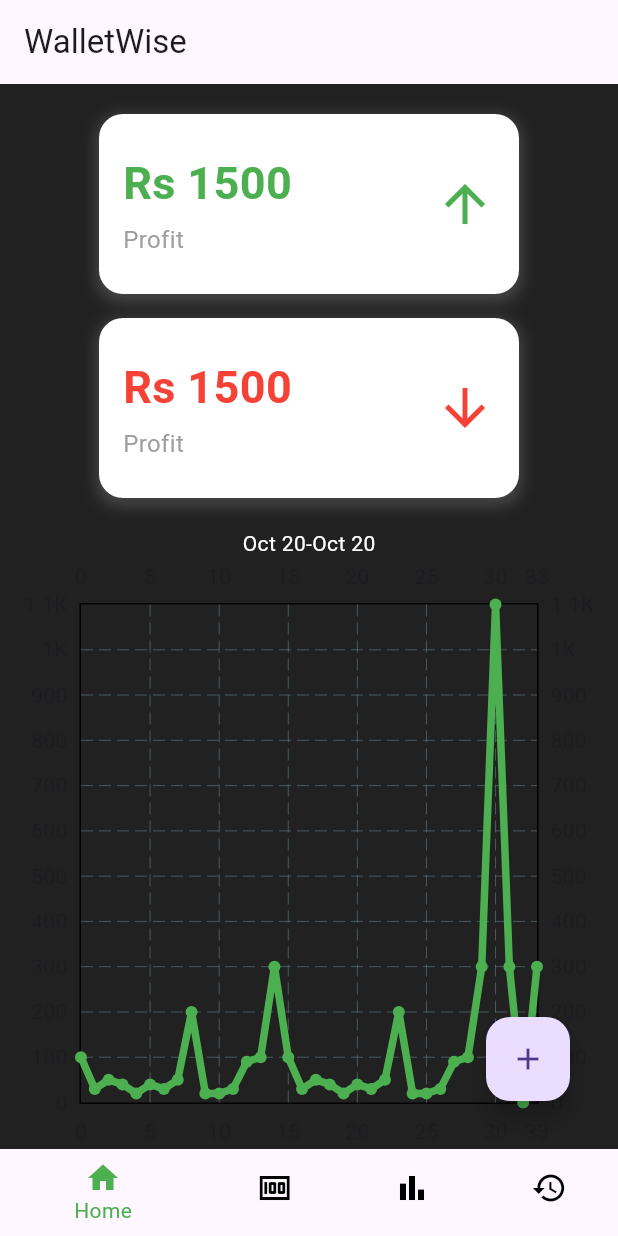
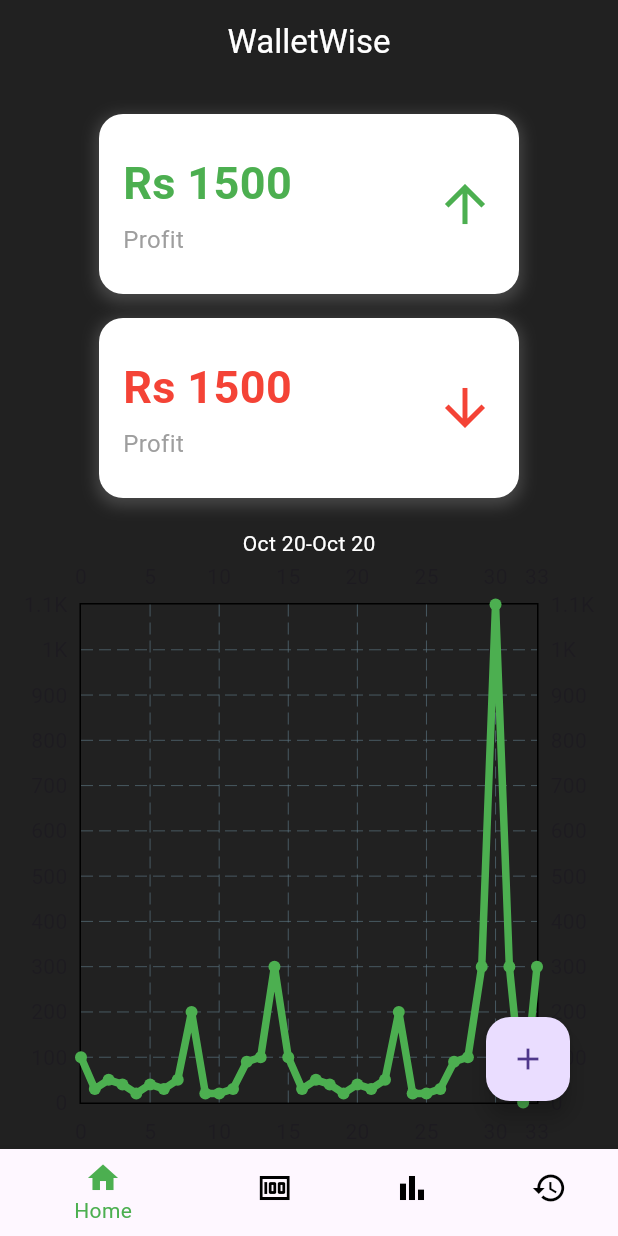
Before and after one commit to surajpahari/walletwise, a Flutter app: the BottomNavigation screen opened directly, on a phone screen of 412 x 824 dp. Run offline on Flutter 3.47's test engine with Material 3 defaults, Android fonts, the light colour scheme and no system bars; drawn by our look-alikes of fl_chart; our stand-ins replace get.

Commit message:
walletwise bar

```diff
--- a/frontend/lib/navigation_menu.dart
+++ b/frontend/lib/navigation_menu.dart
@@ -1,9 +1,8 @@
 import 'package:flutter/material.dart';
 import 'package:get/get.dart';
-import 'package:walletwise/constants/app_text.dart';
 import 'package:walletwise/screens/budget_screen.dart';
-import 'package:walletwise/screens/income_screen.dart';
 import 'package:walletwise/screens/main_screen.dart';
+import 'package:walletwise/utils/appbar/walletWiseBar.dart';
 
 class BottomNavigation extends StatelessWidget {
   const BottomNavigation({Key? key});
@@ -13,10 +12,8 @@
     final controller = Get.put(NavigationController());
     return Scaffold(
       backgroundColor: Colors.grey[900],
-      appBar: AppBar(
-        automaticallyImplyLeading: false,
-        title: AppText.title,
-      ),
+      appBar: WalletWiseBar.normalBar,
+      drawer: Text("This is the drawer"),
       bottomNavigationBar: Obx(() => Visibility(
             visible: !controller.hideNavigationBar.value,
             child: BottomNavigationBar(
--- /dev/null
+++ b/frontend/lib/utils/appbar/walletWiseBar.dart
@@ -0,0 +1,30 @@
+import 'package:flutter/material.dart';
+import 'package:walletwise/constants/app_text.dart';
+
+class WalletWiseBar {
+  static PreferredSizeWidget normalBar = AppBar(
+    automaticallyImplyLeading: false,
+    backgroundColor: Colors.grey[900],
+    foregroundColor: Colors.white,
+    title: const Row(
+      mainAxisAlignment: MainAxisAlignment.center,
+      children: [
+        AppText.title,
+      ],
+    ),
+  );
+
+  static PreferredSizeWidget titleBar(String title) {
+    return AppBar(
+      automaticallyImplyLeading: false,
+      backgroundColor: Colors.grey[900],
+      foregroundColor: Colors.white,
+      title: Row(
+        mainAxisAlignment: MainAxisAlignment.center,
+        children: [
+          Text(title),
+        ],
+      ),
+    );
+  }
+}
```
Also changed, not shown: frontend/lib/utils/dialogs/form_dialog.dart (added, +11 -0 lines), 1 other file.
